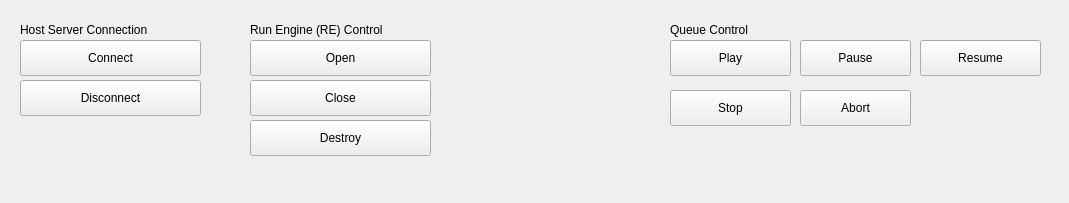
This is src/QSviz/resources/statusbar.ui in BCDA-APS/QSview as Qt 5 draws it before an edit. The edited form follows.
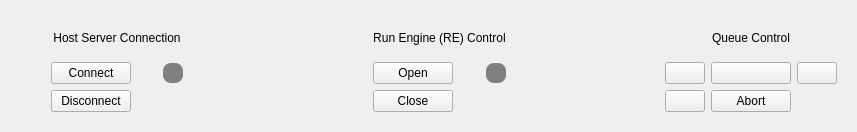
This is the edited form. Icons and pictures are not drawn.

Commit message: Update UI files to include proper layouts and add icons

```diff
--- a/src/QSviz/resources/statusbar.ui
+++ b/src/QSviz/resources/statusbar.ui
@@ -6,212 +6,303 @@
    <rect>
     <x>0</x>
     <y>0</y>
-    <width>1069</width>
-    <height>203</height>
+    <width>857</width>
+    <height>132</height>
    </rect>
   </property>
   <property name="windowTitle">
    <string>Form</string>
   </property>
+  <layout class="QHBoxLayout" name="horizontalLayout">
+   <item>
   <widget class="QFrame" name="hostServerConnection">
-   <property name="geometry">
-    <rect>
-     <x>10</x>
-     <y>10</y>
-     <width>201</width>
-     <height>151</height>
-    </rect>
-   </property>
-   <widget class="QPushButton" name="connectButton">
-    <property name="geometry">
-     <rect>
-      <x>10</x>
-      <y>30</y>
-      <width>181</width>
-      <height>36</height>
-     </rect>
-    </property>
-    <property name="text">
-     <string>Connect</string>
-    </property>
-   </widget>
+     <layout class="QGridLayout" name="gridLayout_3" columnstretch="2,1,1,1">
+      <property name="leftMargin">
+       <number>40</number>
+      </property>
+      <property name="rightMargin">
+       <number>40</number>
+      </property>
+      <item row="2" column="0">
    <widget class="QPushButton" name="disconnectButton">
-    <property name="geometry">
-     <rect>
-      <x>10</x>
-      <y>70</y>
-      <width>181</width>
-      <height>36</height>
-     </rect>
-    </property>
     <property name="text">
      <string>Disconnect</string>
     </property>
    </widget>
+      </item>
+      <item row="1" column="0">
+       <widget class="QPushButton" name="connectButton">
+        <property name="text">
+         <string>Connect</string>
+        </property>
+       </widget>
+      </item>
+      <item row="0" column="0" colspan="3">
    <widget class="QLabel" name="hostServeConnectionLabel">
-    <property name="geometry">
-     <rect>
-      <x>10</x>
-      <y>10</y>
-      <width>171</width>
-      <height>19</height>
-     </rect>
-    </property>
     <property name="text">
      <string>Host Server Connection</string>
     </property>
-   </widget>
-  </widget>
+        <property name="alignment">
+         <set>Qt::AlignCenter</set>
+        </property>
+       </widget>
+      </item>
+      <item row="1" column="2">
+       <widget class="QLabel" name="label_2">
+        <property name="sizePolicy">
+         <sizepolicy hsizetype="Fixed" vsizetype="Fixed">
+          <horstretch>0</horstretch>
+          <verstretch>0</verstretch>
+         </sizepolicy>
+        </property>
+        <property name="minimumSize">
+         <size>
+          <width>20</width>
+          <height>20</height>
+         </size>
+        </property>
+        <property name="styleSheet">
+         <string notr="true">background-color: gray; border-radius: 8px;</string>
+        </property>
+        <property name="text">
+         <string/>
+        </property>
+       </widget>
+      </item>
+      <item row="1" column="3">
+       <spacer name="horizontalSpacer_3">
+        <property name="orientation">
+         <enum>Qt::Horizontal</enum>
+        </property>
+        <property name="sizeType">
+         <enum>QSizePolicy::Fixed</enum>
+        </property>
+        <property name="sizeHint" stdset="0">
+         <size>
+          <width>30</width>
+          <height>20</height>
+         </size>
+        </property>
+       </spacer>
+      </item>
+      <item row="1" column="1">
+       <spacer name="horizontalSpacer_2">
+        <property name="orientation">
+         <enum>Qt::Horizontal</enum>
+        </property>
+        <property name="sizeType">
+         <enum>QSizePolicy::Fixed</enum>
+        </property>
+        <property name="sizeHint" stdset="0">
+         <size>
+          <width>20</width>
+          <height>20</height>
+         </size>
+        </property>
+       </spacer>
+      </item>
+     </layout>
+    </widget>
+   </item>
+   <item>
+    <spacer name="horizontalSpacer_5">
+     <property name="orientation">
+      <enum>Qt::Horizontal</enum>
+     </property>
+     <property name="sizeHint" stdset="0">
+      <size>
+       <width>40</width>
+       <height>20</height>
+      </size>
+     </property>
+    </spacer>
+   </item>
+   <item>
   <widget class="QFrame" name="environmenControl">
-   <property name="geometry">
-    <rect>
-     <x>240</x>
-     <y>10</y>
-     <width>201</width>
-     <height>161</height>
-    </rect>
-   </property>
+     <layout class="QGridLayout" name="gridLayout_2" columnstretch="2,1,1,1,0,0">
+      <property name="leftMargin">
+       <number>30</number>
+      </property>
+      <property name="rightMargin">
+       <number>30</number>
+      </property>
+      <item row="2" column="2">
+       <widget class="QLabel" name="label">
+        <property name="sizePolicy">
+         <sizepolicy hsizetype="Fixed" vsizetype="Fixed">
+          <horstretch>0</horstretch>
+          <verstretch>0</verstretch>
+         </sizepolicy>
+        </property>
+        <property name="minimumSize">
+         <size>
+          <width>20</width>
+          <height>20</height>
+         </size>
+        </property>
+        <property name="styleSheet">
+         <string notr="true">background-color: gray; border-radius: 8px;</string>
+        </property>
+        <property name="text">
+         <string/>
+        </property>
+        <property name="alignment">
+         <set>Qt::AlignCenter</set>
+        </property>
+        <property name="margin">
+         <number>0</number>
+        </property>
+        <property name="indent">
+         <number>-1</number>
+        </property>
+       </widget>
+      </item>
+      <item row="2" column="0">
    <widget class="QPushButton" name="runEngineOpenButton">
-    <property name="geometry">
-     <rect>
-      <x>10</x>
-      <y>30</y>
-      <width>181</width>
-      <height>36</height>
-     </rect>
-    </property>
     <property name="text">
      <string>Open</string>
     </property>
    </widget>
+      </item>
+      <item row="3" column="0">
    <widget class="QPushButton" name="runEngineCloseButton">
-    <property name="geometry">
-     <rect>
-      <x>10</x>
-      <y>70</y>
-      <width>181</width>
-      <height>36</height>
-     </rect>
-    </property>
     <property name="text">
      <string>Close</string>
     </property>
    </widget>
-   <widget class="QPushButton" name="runEngineDestroyButton">
-    <property name="geometry">
-     <rect>
-      <x>10</x>
-      <y>110</y>
-      <width>181</width>
-      <height>36</height>
-     </rect>
-    </property>
-    <property name="text">
-     <string>Destroy</string>
-    </property>
-   </widget>
+      </item>
+      <item row="0" column="0" colspan="3">
    <widget class="QLabel" name="runEngineControlLabel">
-    <property name="geometry">
-     <rect>
-      <x>10</x>
-      <y>10</y>
-      <width>181</width>
-      <height>19</height>
-     </rect>
-    </property>
     <property name="text">
      <string>Run Engine (RE) Control</string>
     </property>
-   </widget>
-  </widget>
+        <property name="alignment">
+         <set>Qt::AlignCenter</set>
+        </property>
+       </widget>
+      </item>
+      <item row="2" column="3">
+       <spacer name="horizontalSpacer_4">
+        <property name="orientation">
+         <enum>Qt::Horizontal</enum>
+        </property>
+        <property name="sizeType">
+         <enum>QSizePolicy::Fixed</enum>
+        </property>
+        <property name="sizeHint" stdset="0">
+         <size>
+          <width>30</width>
+          <height>20</height>
+         </size>
+        </property>
+       </spacer>
+      </item>
+      <item row="2" column="1">
+       <spacer name="horizontalSpacer">
+        <property name="orientation">
+         <enum>Qt::Horizontal</enum>
+        </property>
+        <property name="sizeType">
+         <enum>QSizePolicy::Fixed</enum>
+        </property>
+        <property name="sizeHint" stdset="0">
+         <size>
+          <width>20</width>
+          <height>20</height>
+         </size>
+        </property>
+       </spacer>
+      </item>
+     </layout>
+    </widget>
+   </item>
+   <item>
+    <spacer name="horizontalSpacer_6">
+     <property name="orientation">
+      <enum>Qt::Horizontal</enum>
+     </property>
+     <property name="sizeHint" stdset="0">
+      <size>
+       <width>40</width>
+       <height>20</height>
+      </size>
+     </property>
+    </spacer>
+   </item>
+   <item>
   <widget class="QFrame" name="queueControl">
-   <property name="geometry">
-    <rect>
-     <x>660</x>
-     <y>10</y>
-     <width>391</width>
-     <height>161</height>
-    </rect>
-   </property>
-   <widget class="QLabel" name="queueControlLabel">
-    <property name="geometry">
-     <rect>
-      <x>10</x>
-      <y>10</y>
-      <width>141</width>
-      <height>19</height>
-     </rect>
-    </property>
-    <property name="text">
-     <string>Queue Control</string>
-    </property>
-   </widget>
+     <layout class="QGridLayout" name="gridLayout">
+      <item row="1" column="0">
    <widget class="QPushButton" name="queuePlayButton">
-    <property name="geometry">
-     <rect>
-      <x>10</x>
-      <y>30</y>
-      <width>121</width>
-      <height>36</height>
-     </rect>
-    </property>
-    <property name="text">
+        <property name="toolTip">
      <string>Play</string>
     </property>
-   </widget>
-   <widget class="QPushButton" name="queueResumeButton">
-    <property name="geometry">
-     <rect>
-      <x>260</x>
-      <y>30</y>
-      <width>121</width>
-      <height>36</height>
-     </rect>
-    </property>
-    <property name="text">
-     <string>Resume</string>
-    </property>
-   </widget>
+        <property name="icon">
+         <iconset>
+          <normaloff>play.png</normaloff>play.png</iconset>
+        </property>
+       </widget>
+      </item>
+      <item row="1" column="1">
    <widget class="QPushButton" name="queuePauseButton">
-    <property name="geometry">
-     <rect>
-      <x>140</x>
-      <y>30</y>
-      <width>111</width>
-      <height>36</height>
-     </rect>
-    </property>
-    <property name="text">
+        <property name="acceptDrops">
+         <bool>true</bool>
+        </property>
+        <property name="toolTip">
      <string>Pause</string>
     </property>
-   </widget>
+        <property name="icon">
+         <iconset>
+          <normaloff>pause.png</normaloff>pause.png</iconset>
+        </property>
+       </widget>
+      </item>
+      <item row="1" column="2">
+       <widget class="QPushButton" name="queueResumeButton">
+        <property name="toolTip">
+         <string>Resume</string>
+        </property>
+        <property name="icon">
+         <iconset>
+          <normaloff>resume.png</normaloff>resume.png</iconset>
+        </property>
+       </widget>
+      </item>
+      <item row="2" column="0">
    <widget class="QPushButton" name="queueStopButton">
-    <property name="geometry">
-     <rect>
-      <x>10</x>
-      <y>80</y>
-      <width>121</width>
-      <height>36</height>
-     </rect>
-    </property>
-    <property name="text">
+        <property name="toolTip">
      <string>Stop</string>
     </property>
-   </widget>
+        <property name="icon">
+         <iconset>
+          <normaloff>stop.png</normaloff>stop.png</iconset>
+        </property>
+       </widget>
+      </item>
+      <item row="2" column="1">
    <widget class="QPushButton" name="queueAbortButton">
-    <property name="geometry">
-     <rect>
-      <x>140</x>
-      <y>80</y>
-      <width>111</width>
-      <height>36</height>
-     </rect>
+        <property name="toolTip">
+         <string>Abort</string>
     </property>
     <property name="text">
      <string>Abort</string>
     </property>
    </widget>
-  </widget>
+      </item>
+      <item row="0" column="0" colspan="3">
+       <widget class="QLabel" name="queueControlLabel">
+        <property name="text">
+         <string>Queue Control</string>
+        </property>
+        <property name="alignment">
+         <set>Qt::AlignCenter</set>
+        </property>
+       </widget>
+      </item>
+     </layout>
+    </widget>
+   </item>
+  </layout>
  </widget>
  <resources/>
  <connections/>
```
Lines whose indentation alone changed are shown as unchanged. The commit also changes 23 other files.
